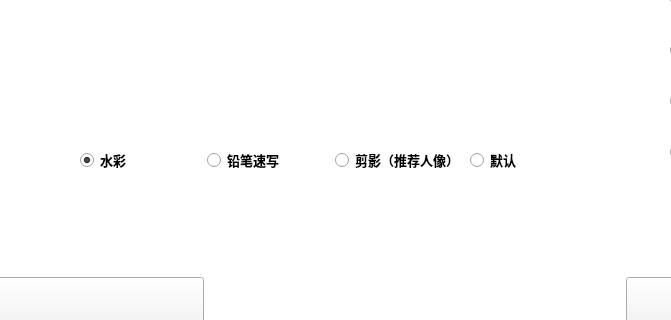
This is Parameter.ui in AbracaSora/Voice2Draw as Qt 5 draws it before an edit; both pictures show x 180 to 851 and y 463 to 783 of the 1152 by 864 pixel window. The edited form follows.
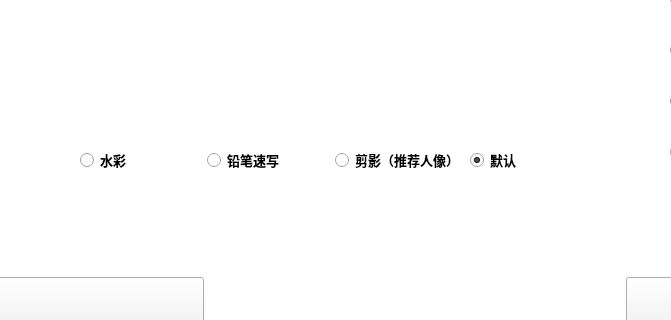
This is the edited form. Icons and pictures are not drawn.

Patch:
```diff
--- a/Parameter.ui
+++ b/Parameter.ui
@@ -195,7 +195,7 @@
        <string>水彩</string>
       </property>
       <property name="checked">
-       <bool>true</bool>
+       <bool>false</bool>
       </property>
       <attribute name="buttonGroup">
        <string notr="true">Style</string>
@@ -261,7 +261,7 @@
        <string>默认</string>
       </property>
       <property name="checked">
-       <bool>false</bool>
+       <bool>true</bool>
       </property>
       <attribute name="buttonGroup">
        <string notr="true">Style</string>
```
Left out of the diff: 18 changed lines with no effect on the pictures.
